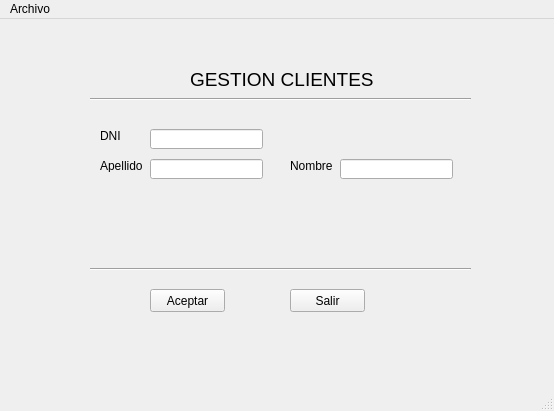
This is Proyecto2/ventana.ui in natimoreira/DI as Qt 5 draws it before an edit. The edited form follows.
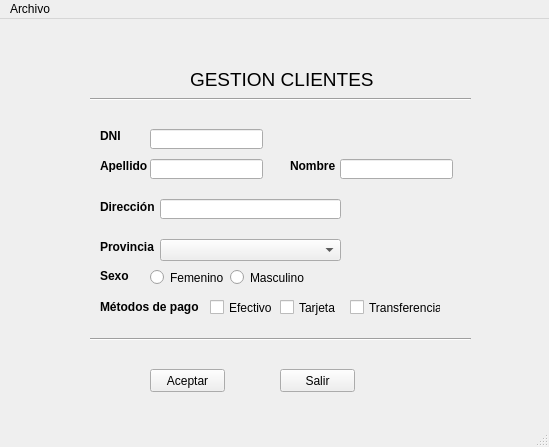
This is the edited form.

Diff of the .ui file:
```diff
--- a/Proyecto2/ventana.ui
+++ b/Proyecto2/ventana.ui
@@ -6,8 +6,8 @@
    <rect>
     <x>0</x>
     <y>0</y>
-    <width>554</width>
-    <height>411</height>
+    <width>549</width>
+    <height>447</height>
    </rect>
   </property>
   <property name="windowTitle">
@@ -23,6 +23,12 @@
       <height>13</height>
      </rect>
     </property>
+    <property name="font">
+     <font>
+      <weight>75</weight>
+      <bold>true</bold>
+     </font>
+    </property>
     <property name="text">
      <string>DNI</string>
     </property>
@@ -84,6 +90,12 @@
       <height>13</height>
      </rect>
     </property>
+    <property name="font">
+     <font>
+      <weight>75</weight>
+      <bold>true</bold>
+     </font>
+    </property>
     <property name="text">
      <string>Apellido</string>
     </property>
@@ -117,6 +129,12 @@
       <height>13</height>
      </rect>
     </property>
+    <property name="font">
+     <font>
+      <weight>75</weight>
+      <bold>true</bold>
+     </font>
+    </property>
     <property name="text">
      <string>Nombre</string>
     </property>
@@ -125,7 +143,7 @@
     <property name="geometry">
      <rect>
       <x>150</x>
-      <y>270</y>
+      <y>350</y>
       <width>75</width>
       <height>23</height>
      </rect>
@@ -137,8 +155,8 @@
    <widget class="QPushButton" name="btnSalir">
     <property name="geometry">
      <rect>
-      <x>290</x>
-      <y>270</y>
+      <x>280</x>
+      <y>350</y>
       <width>75</width>
       <height>23</height>
      </rect>
@@ -151,7 +169,7 @@
     <property name="geometry">
      <rect>
       <x>90</x>
-      <y>240</y>
+      <y>310</y>
       <width>381</width>
       <height>20</height>
      </rect>
@@ -180,13 +198,214 @@
      <string/>
     </property>
    </widget>
+   <widget class="QRadioButton" name="radioFem">
+    <property name="geometry">
+     <rect>
+      <x>150</x>
+      <y>250</y>
+      <width>82</width>
+      <height>17</height>
+     </rect>
+    </property>
+    <property name="text">
+     <string>Femenino</string>
+    </property>
+    <attribute name="buttonGroup">
+     <string notr="true">botonesRadio</string>
+    </attribute>
+   </widget>
+   <widget class="QRadioButton" name="radioMas">
+    <property name="geometry">
+     <rect>
+      <x>230</x>
+      <y>250</y>
+      <width>82</width>
+      <height>17</height>
+     </rect>
+    </property>
+    <property name="text">
+     <string>Masculino</string>
+    </property>
+    <attribute name="buttonGroup">
+     <string notr="true">botonesRadio</string>
+    </attribute>
+   </widget>
+   <widget class="QLabel" name="labelSexo">
+    <property name="geometry">
+     <rect>
+      <x>100</x>
+      <y>250</y>
+      <width>47</width>
+      <height>13</height>
+     </rect>
+    </property>
+    <property name="font">
+     <font>
+      <weight>75</weight>
+      <bold>true</bold>
+     </font>
+    </property>
+    <property name="text">
+     <string>Sexo</string>
+    </property>
+   </widget>
+   <widget class="QLabel" name="label">
+    <property name="geometry">
+     <rect>
+      <x>100</x>
+      <y>280</y>
+      <width>101</width>
+      <height>16</height>
+     </rect>
+    </property>
+    <property name="font">
+     <font>
+      <weight>75</weight>
+      <bold>true</bold>
+     </font>
+    </property>
+    <property name="text">
+     <string>Métodos de pago</string>
+    </property>
+   </widget>
+   <widget class="QCheckBox" name="checkEfectivo">
+    <property name="geometry">
+     <rect>
+      <x>210</x>
+      <y>280</y>
+      <width>70</width>
+      <height>17</height>
+     </rect>
+    </property>
+    <property name="text">
+     <string>Efectivo</string>
+    </property>
+    <attribute name="buttonGroup">
+     <string notr="true">botonesCheck</string>
+    </attribute>
+   </widget>
+   <widget class="QCheckBox" name="checkTarjeta">
+    <property name="geometry">
+     <rect>
+      <x>280</x>
+      <y>280</y>
+      <width>70</width>
+      <height>17</height>
+     </rect>
+    </property>
+    <property name="text">
+     <string>Tarjeta</string>
+    </property>
+    <attribute name="buttonGroup">
+     <string notr="true">botonesCheck</string>
+    </attribute>
+   </widget>
+   <widget class="QCheckBox" name="checkTransf">
+    <property name="geometry">
+     <rect>
+      <x>350</x>
+      <y>280</y>
+      <width>91</width>
+      <height>17</height>
+     </rect>
+    </property>
+    <property name="text">
+     <string>Transferencia</string>
+    </property>
+    <attribute name="buttonGroup">
+     <string notr="true">botonesCheck</string>
+    </attribute>
+   </widget>
+   <widget class="QLabel" name="label_2">
+    <property name="geometry">
+     <rect>
+      <x>100</x>
+      <y>180</y>
+      <width>61</width>
+      <height>16</height>
+     </rect>
+    </property>
+    <property name="font">
+     <font>
+      <weight>75</weight>
+      <bold>true</bold>
+     </font>
+    </property>
+    <property name="text">
+     <string>Dirección</string>
+    </property>
+   </widget>
+   <widget class="QLineEdit" name="lineDir">
+    <property name="geometry">
+     <rect>
+      <x>160</x>
+      <y>180</y>
+      <width>181</width>
+      <height>20</height>
+     </rect>
+    </property>
+   </widget>
+   <widget class="QLabel" name="label_3">
+    <property name="geometry">
+     <rect>
+      <x>100</x>
+      <y>220</y>
+      <width>61</width>
+      <height>16</height>
+     </rect>
+    </property>
+    <property name="font">
+     <font>
+      <weight>75</weight>
+      <bold>true</bold>
+     </font>
+    </property>
+    <property name="text">
+     <string>Provincia</string>
+    </property>
+   </widget>
+   <widget class="QComboBox" name="comboProv">
+    <property name="geometry">
+     <rect>
+      <x>160</x>
+      <y>220</y>
+      <width>181</width>
+      <height>22</height>
+     </rect>
+    </property>
+    <item>
+     <property name="text">
+      <string/>
+     </property>
+    </item>
+    <item>
+     <property name="text">
+      <string>A Coruña</string>
+     </property>
+    </item>
+    <item>
+     <property name="text">
+      <string>Lugo</string>
+     </property>
+    </item>
+    <item>
+     <property name="text">
+      <string>Ourense</string>
+     </property>
+    </item>
+    <item>
+     <property name="text">
+      <string>Pontevedra</string>
+     </property>
+    </item>
+   </widget>
   </widget>
   <widget class="QMenuBar" name="menubar">
    <property name="geometry">
     <rect>
      <x>0</x>
      <y>0</y>
-     <width>554</width>
+     <width>549</width>
      <height>21</height>
     </rect>
    </property>
```
Left out of the diff: 4 changed lines with no effect on the pictures.
